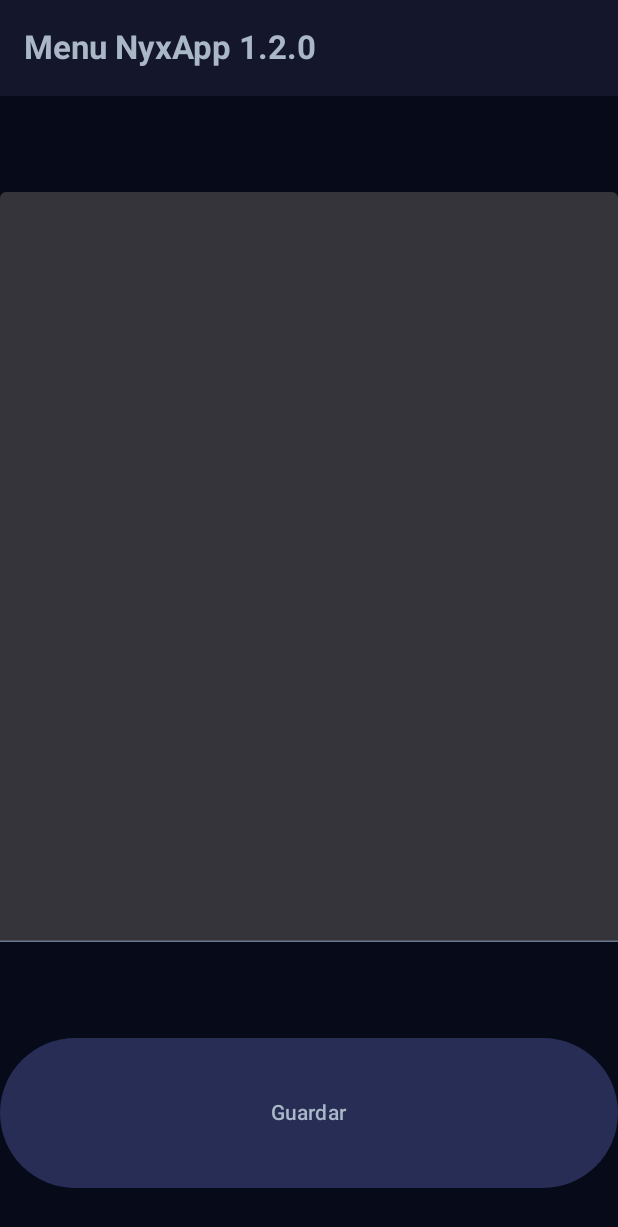
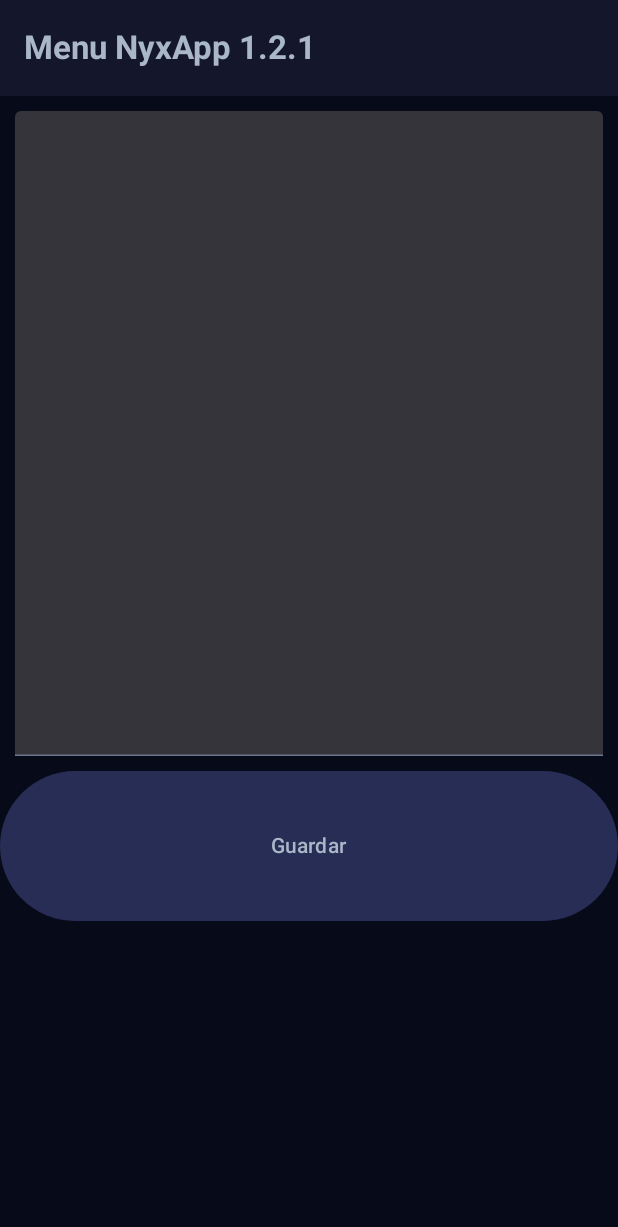
Before and after one commit to The-Nyxorion11/NyxRaR, an Android app built with Jetpack Compose: the listaUi screen opened through its navigation route, on a phone screen of 412 x 824 dp. Shown: the top 1227 px of the screen. Run offline under Robolectric (Android 15) with nearby library versions, the phone set to English and light mode, and no system bars; our stand-ins replace Dagger/Hilt's generated code, Room's generated code.

Commit message:
Version 1.2.1

```diff
--- a/app/src/main/java/com/tami/tareas/View/PrincipalView.kt
+++ b/app/src/main/java/com/tami/tareas/View/PrincipalView.kt
@@ -169,7 +169,7 @@ fun registroDeVersiones(modifier: Modifier, navController: NavController) {
             horizontalArrangement = Arrangement.Center,
         ){
             Text(
-                text = "📝Versiones",
+                text = "👾Versiones",
                 textAlign = TextAlign.Center,
                 fontSize = 50.sp
             )
--- a/app/src/main/java/com/tami/tareas/View/UI.kt
+++ b/app/src/main/java/com/tami/tareas/View/UI.kt
@@ -45,7 +45,7 @@ fun uiSistem(){
         topBar = {
             TopAppBar(
                 title = { Text(
-                    text = "Menu NyxApp 1.2.0",
+                    text = "Menu NyxApp 1.2.1",
                     fontWeight = FontWeight.Bold,
                     textAlign = TextAlign.Center
                     ) },
--- a/app/src/main/java/com/tami/tareas/View/menus/Lista/UiLista.kt
+++ b/app/src/main/java/com/tami/tareas/View/menus/Lista/UiLista.kt
@@ -4,6 +4,7 @@ import android.widget.Toast
 import androidx.compose.foundation.layout.Column
 import androidx.compose.foundation.layout.fillMaxWidth
 import androidx.compose.foundation.layout.height
+import androidx.compose.foundation.layout.padding
 import androidx.compose.material3.Button
 import androidx.compose.material3.Text
 import androidx.compose.material3.TextField
@@ -20,6 +21,7 @@ import androidx.compose.ui.platform.LocalContext
 import androidx.compose.ui.unit.dp
 import androidx.hilt.navigation.compose.hiltViewModel
 import androidx.navigation.NavHostController
+import java.nio.file.WatchEvent
 
 
 @Composable
@@ -52,7 +54,7 @@ fun listado(modifier: Modifier) {
         TextField(
             value = text,
             onValueChange = { Unit -> text = Unit},
-            modifier = modifier.fillMaxWidth().height(500.dp),
+            modifier = Modifier.fillMaxWidth().height(450.dp).padding(10.dp),
         )
 
         Button(onClick = {
@@ -61,7 +63,7 @@ fun listado(modifier: Modifier) {
             viewModel.Savelista(content)
 
             Toast.makeText(context, "Guardado exitosamente", Toast.LENGTH_SHORT).show()
-        }, modifier = modifier.height(100.dp).fillMaxWidth()) {
+        }, modifier = Modifier.height(100.dp).fillMaxWidth()) {
 
             Text(text = "Guardar")
 
--- a/app/src/main/java/com/tami/tareas/View/menus/VersionsRegister.kt
+++ b/app/src/main/java/com/tami/tareas/View/menus/VersionsRegister.kt
@@ -48,7 +48,11 @@ fun texto(){
             "\n"+
             "\nVERSION 1.2.0:" +
             "\n -Se Agrego la lista" +
-            "\n -Se agrego el room",
+            "\n -Se agrego el room" +
+            "\n" +
+            "\nBugfix 1.2.1:" +
+            "\n -Se arreglaron bugs" +
+            "\n -Se cambio el icono de esta activity",
 
 
         fontSize = 25.sp)
```
